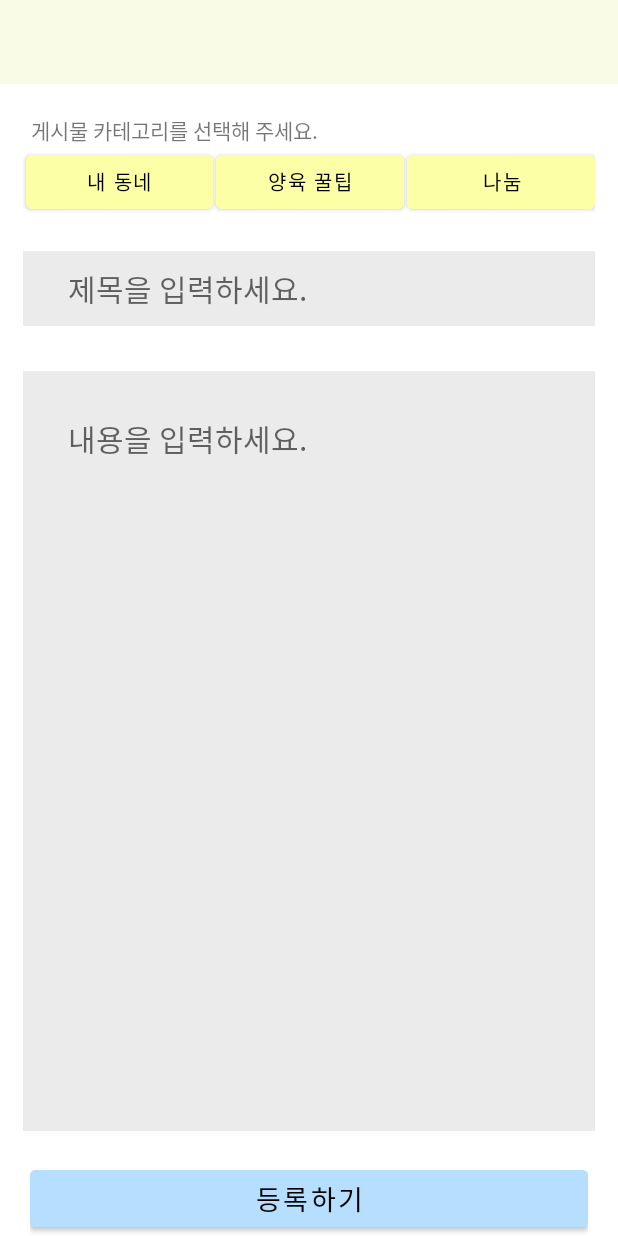
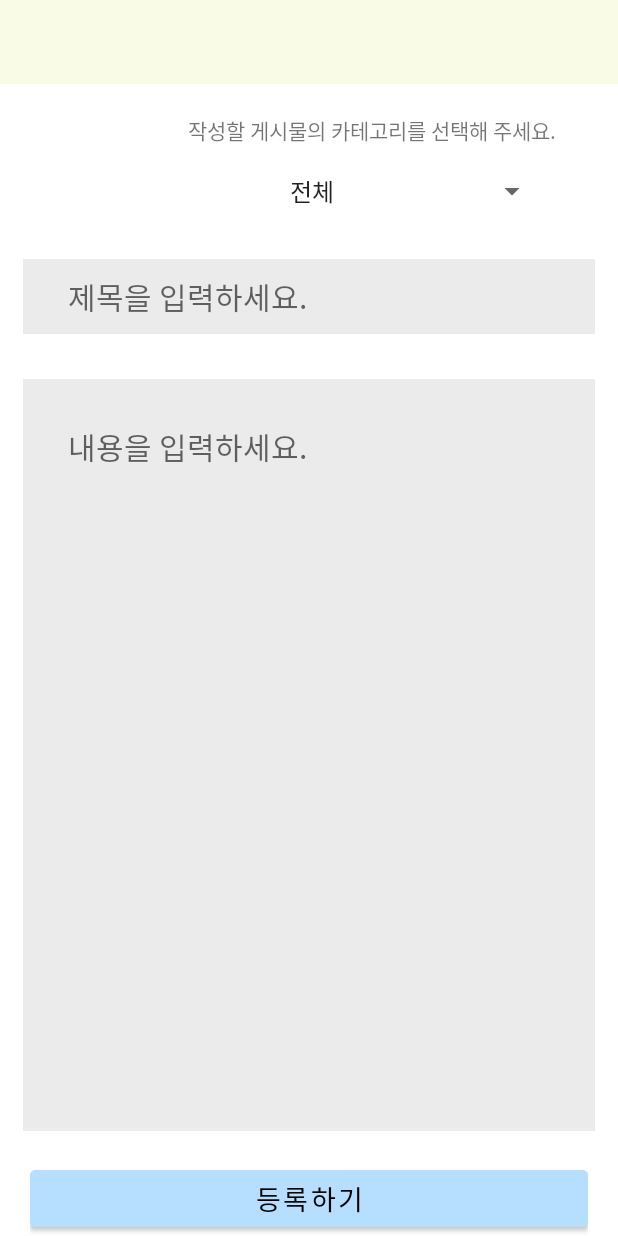
Before and after one commit to windman966/ondaeng, an Android app: the CommunityWritingActivity screen opened directly, with no data from a screen before it, on a phone screen of 412 x 824 dp. Run offline under Robolectric (Android 15) with nearby library versions, the phone set to English and light mode, and no system bars; our stand-ins replace Volley.

Commit message:
글쓰기페이지/스피너

```diff
--- a/app/src/main/res/layout/activity_community_writing.xml
+++ b/app/src/main/res/layout/activity_community_writing.xml
@@ -31,51 +31,26 @@
 
             <TextView
                 android:id="@+id/textView7"
-                android:layout_width="match_parent"
+                android:layout_width="wrap_content"
                 android:layout_height="wrap_content"
-                android:layout_marginLeft="15dp"
-                android:text="게시물 카테고리를 선택해 주세요." />
+                android:layout_marginStart="120dp"
+                android:text="작성할 게시물의 카테고리를 선택해 주세요." />
 
             <LinearLayout
                 android:layout_width="match_parent"
                 android:layout_height="50dp"
                 android:layout_gravity="center"
                 android:layout_marginStart="10dp"
+                android:layout_marginTop="5dp"
                 android:layout_marginEnd="10dp"
                 android:orientation="horizontal">
 
-                <Button
-                    android:id="@+id/b_local"
-                    android:layout_width="wrap_content"
-                    android:layout_height="wrap_content"
-                    android:layout_marginStart="2dp"
-                    android:layout_weight="1"
-                    android:backgroundTint="#fcffa6 "
-                    android:text="내 동네"
-                    android:textColor="#000000"
-                    android:textSize="13sp" />
-
-                <Button
-                    android:id="@+id/b_tip"
-                    android:layout_width="wrap_content"
-                    android:layout_height="wrap_content"
-                    android:layout_marginStart="2dp"
-                    android:layout_weight="1"
-                    android:backgroundTint="#fcffa6 "
-                    android:text="양육 꿀팁"
-                    android:textColor="#000000"
-                    android:textSize="13sp" />
-
-                <Button
-                    android:id="@+id/b_sharing"
-                    android:layout_width="wrap_content"
-                    android:layout_height="wrap_content"
-                    android:layout_marginStart="2dp"
-                    android:layout_weight="1"
-                    android:backgroundTint="#fcffa6 "
-                    android:text="나눔"
-                    android:textColor="#000000"
-                    android:textSize="13sp" />
+                <Spinner
+                    android:id="@+id/spinner2"
+                    android:layout_width="180dp"
+                    android:layout_height="50dp"
+                    android:layout_marginStart="170dp"
+                    android:entries="@array/카테고리" />
             </LinearLayout>
         </LinearLayout>
 
```
